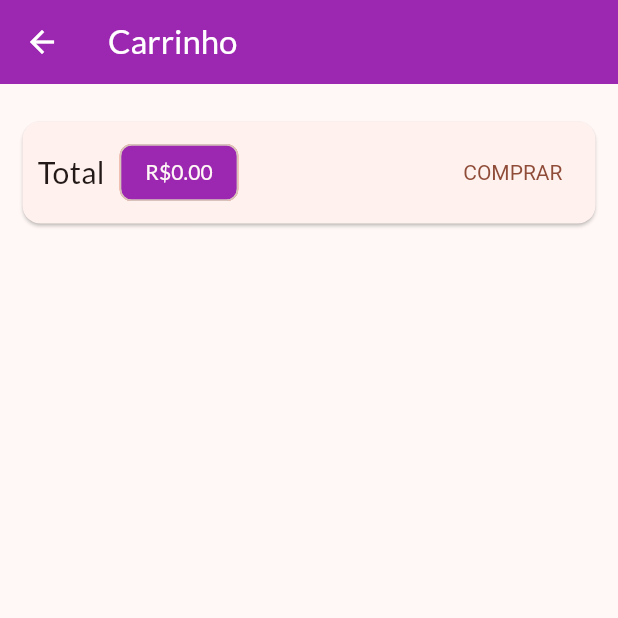
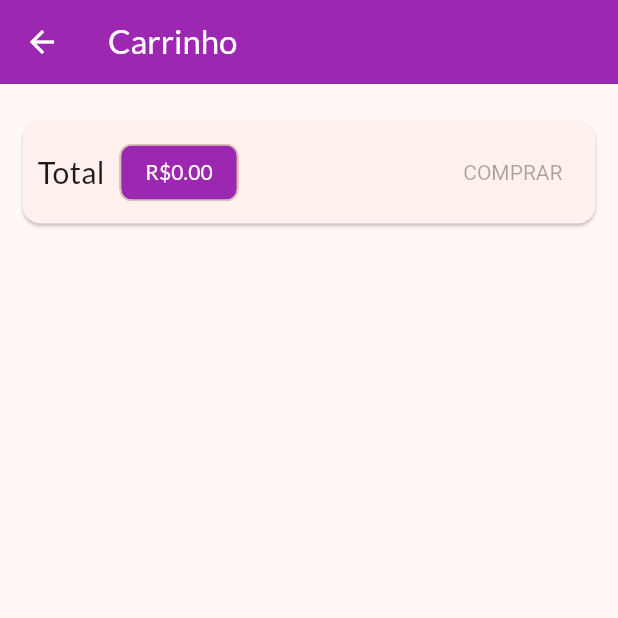
Before and after one commit to kellenraissa/shop, a Flutter app: the CartPage screen opened by its route, on a phone screen of 412 x 824 dp, the top half of it. Run offline on Flutter 3.47's test engine with Material 3 defaults, Android fonts, the phone set to English and light mode, and no system bars; network calls fail.

Commit message:
INtegrando com o back

```diff
--- /dev/null
+++ b/lib/exceptions/http_exception.dart
@@ -0,0 +1,11 @@
+class HttpException implements Exception {
+  final String msg;
+  final int statusCode;
+
+  HttpException({required this.msg, required this.statusCode});
+
+  @override
+  String toString() {
+    return msg;
+  }
+}
--- a/lib/pages/cart_page.dart
+++ b/lib/pages/cart_page.dart
@@ -37,22 +37,7 @@ class CartPage extends StatelessWidget {
                     ),
                   ),
                   Spacer(),
-                  TextButton(
-                    onPressed: () {
-                      Provider.of<OrderList>(
-                        context,
-                        listen: false,
-                      ).addOrder(cart);
-
-                      cart.clear();
-                    },
-                    style: TextButton.styleFrom(
-                      textStyle: TextStyle(
-                        color: Theme.of(context).primaryColor,
-                      ),
-                    ),
-                    child: Text('COMPRAR'),
-                  ),
+                  CartButton(cart: cart),
                 ],
               ),
             ),
@@ -68,3 +53,44 @@ class CartPage extends StatelessWidget {
     );
   }
 }
+
+class CartButton extends StatefulWidget {
+  const CartButton({super.key, required this.cart});
+
+  final Cart cart;
+
+  @override
+  State<CartButton> createState() => _CartButtonState();
+}
+
+class _CartButtonState extends State<CartButton> {
+  bool _isLoading = false;
+  @override
+  Widget build(BuildContext context) {
+    return _isLoading
+        ? CircularProgressIndicator()
+        : TextButton(
+            onPressed: widget.cart.itemsCount == 0
+                ? null
+                : () async {
+                    setState(() {
+                      _isLoading = true;
+                    });
+                    await Provider.of<OrderList>(
+                      context,
+                      listen: false,
+                    ).addOrder(widget.cart);
+
+                    widget.cart.clear();
+                    setState(() {
+                      _isLoading = false;
+                    });
+                  },
+            style: TextButton.styleFrom(
+              textStyle: TextStyle(color: Theme.of(context).primaryColor),
+            ),
+
+            child: Text('COMPRAR'),
+          );
+  }
+}
--- /dev/null
+++ b/lib/utils/constants.dart
@@ -0,0 +1,6 @@
+class Constants {
+  static const PRODUCT_BASE_URL =
+      'https://shop-cod3r-cf174-default-rtdb.firebaseio.com/products';
+  static const ORDER_BASE_URL =
+      'https://shop-cod3r-cf174-default-rtdb.firebaseio.com/orders';
+}
```
Also changed, not shown: lib/components/product_grid_item.dart (+13 -2 lines), lib/components/product_item.dart (+11 -5 lines), lib/models/order_list.dart (+57 -3 lines), lib/models/product_list.dart (+79 -9 lines), lib/pages/orders_page.dart (+22 -5 lines), lib/pages/products_overview_page.dart (+17 -1 lines), lib/pages/products_page.dart (+13 -6 lines).
